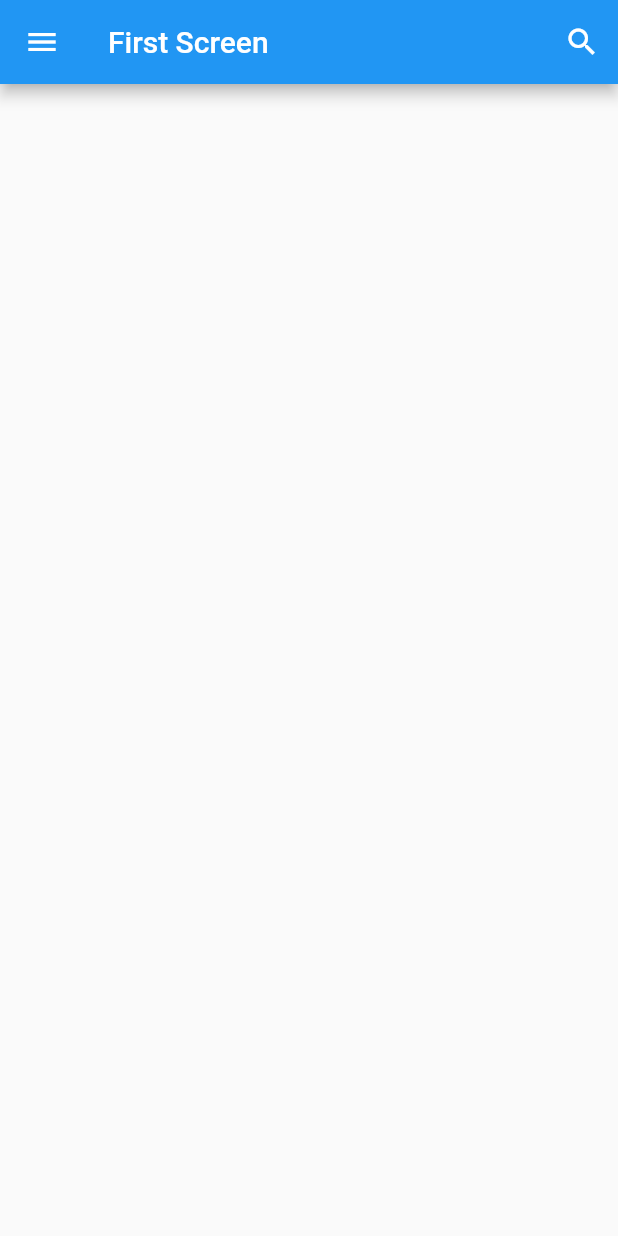
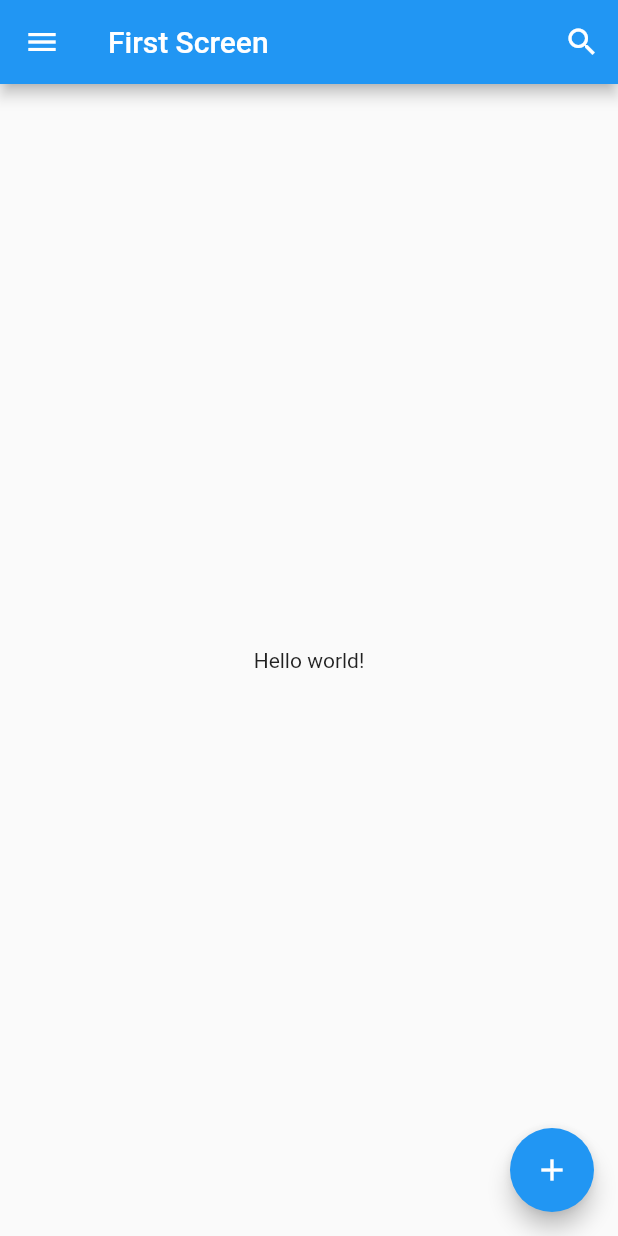
Before and after one commit to WahyuSeptiadi/FirstFlutterApps, a Flutter app: the screen it shows after launch, on a phone screen of 412 x 824 dp. Run offline on Flutter 3.47's test engine with Material 2 defaults, Android fonts, the phone set to English and light mode, and no system bars.

Commit message:
add text in body and FAB button

```diff
--- a/lib/main.dart
+++ b/lib/main.dart
@@ -22,21 +22,32 @@ class FirstScreen extends StatelessWidget {
   Widget build(BuildContext context) {
     return Scaffold(
       appBar: AppBar(
-        leading: IconButton( // icon drawer
+        leading: IconButton(
+          // icon drawer
           icon: Icon(
             Icons.menu,
             color: Colors.white,
-          ), onPressed: () {  },
+          ),
+          onPressed: () {},
         ),
         title: Text('First Screen'),
-        actions: <Widget>[ // icon search
+        actions: <Widget>[
+          // icon search
           IconButton(
             icon: Icon(
               Icons.search,
               color: Colors.white,
-            ), onPressed: () {  },
+            ),
+            onPressed: () {},
           ),
         ],
+      ),
+      body: Center(
+        child: Text('Hello world!'),
+      ),
+      floatingActionButton: FloatingActionButton(
+        onPressed: () {},
+        child: Icon(Icons.add),
       ),
     );
   }
```
